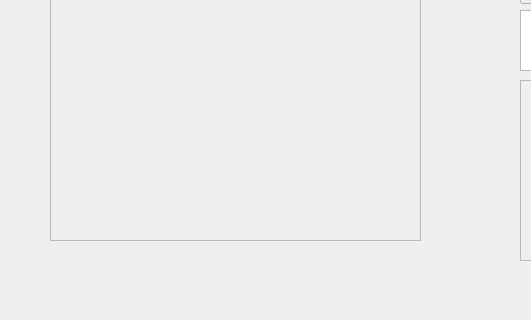
Above: ui_main_window.ui from LolaHeurtevin/task_manager_python before the change; both pictures show x 0 to 531 and y 380 to 700 of the 964 by 700 pixel window. Below: the same form after it.
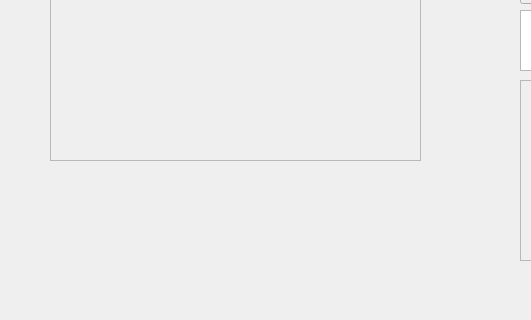
That is the form after the change.

What changed in the file:
```diff
--- a/ui_main_window.ui
+++ b/ui_main_window.ui
@@ -284,7 +284,7 @@
       <x>50</x>
       <y>70</y>
       <width>371</width>
-      <height>551</height>
+      <height>471</height>
      </rect>
     </property>
     <property name="widgetResizable">
@@ -296,7 +296,7 @@
        <x>0</x>
        <y>0</y>
        <width>369</width>
-       <height>549</height>
+       <height>469</height>
       </rect>
      </property>
     </widget>
@@ -347,6 +347,19 @@
      </rect>
     </property>
    </widget>
+   <widget class="QLabel" name="label_7">
+    <property name="geometry">
+     <rect>
+      <x>60</x>
+      <y>560</y>
+      <width>361</width>
+      <height>61</height>
+     </rect>
+    </property>
+    <property name="text">
+     <string/>
+    </property>
+   </widget>
   </widget>
   <widget class="QMenuBar" name="menubar">
    <property name="geometry">
```
